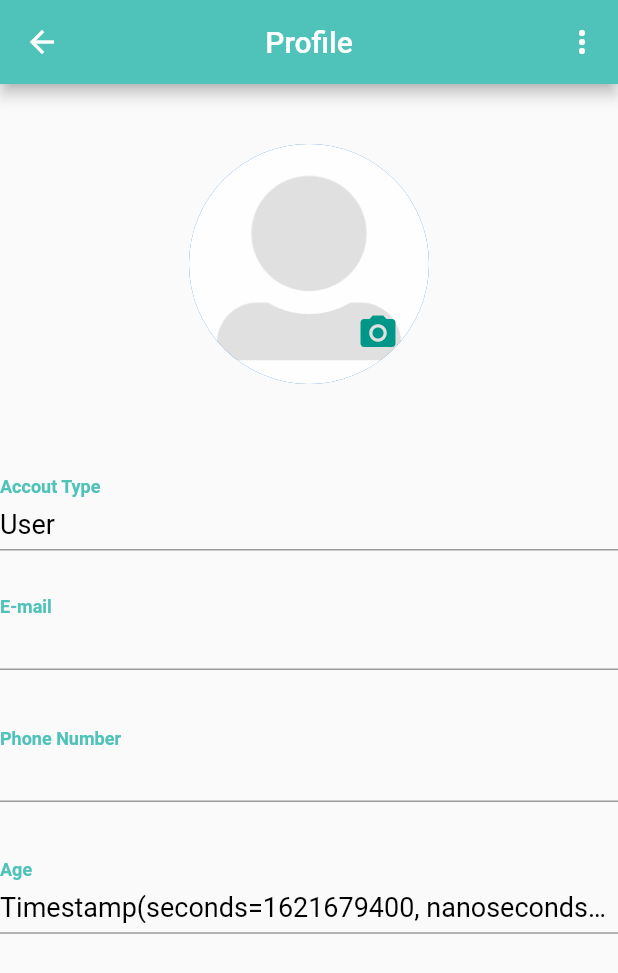
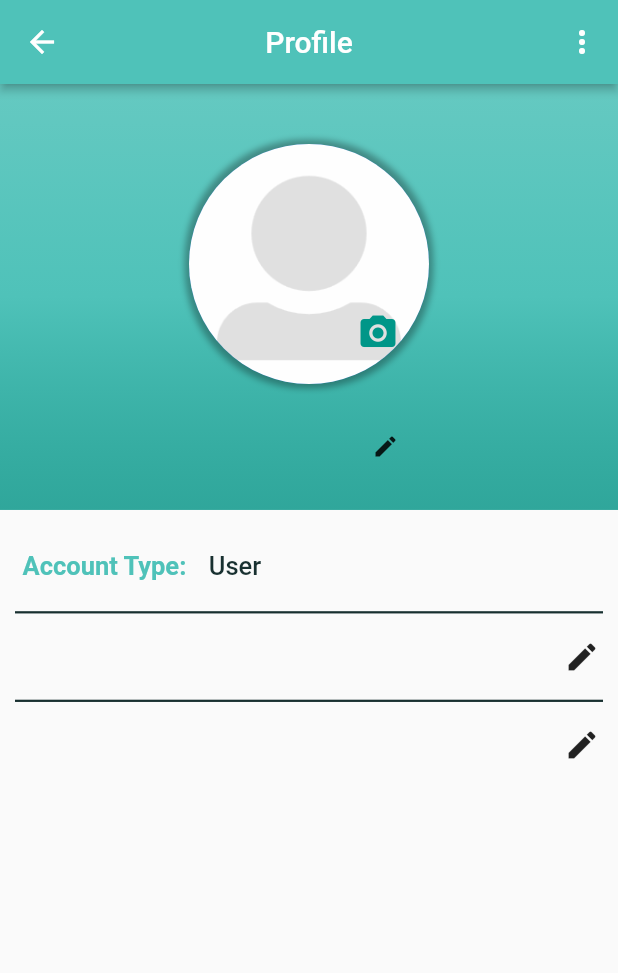
Before and after one commit to Basharalsayyed2000/ServiceProvider, a Flutter app: the UserProfilescreen screen opened by its route, on a phone screen of 412 x 824 dp. Shown: the top 973 px of the screen. Run offline on Flutter 3.47's test engine with Material 2 defaults, Android fonts, the phone set to English and light mode, and no system bars; our stand-ins replace charts_flutter, cloud_firestore, datetime_picker_formfield, firebase_auth, firebase_storage, flutter_progress_hud and 6 more; missing offline and left inert: image_downloader; accounts and stored records are empty.

Commit message:
User Profile Page
Redisigned everything

```diff
--- a/lib/MyTools/Constant.dart
+++ b/lib/MyTools/Constant.dart
@@ -1,6 +1,8 @@
 import 'package:flutter/material.dart';
 
 const KprimaryColor = Color.fromRGBO(79, 194, 185, 1);
+
+const KsecondaryColor = Color.fromRGBO(3, 148, 134, 1);
 
 const KaccentColor = Color.fromRGBO(157, 215, 211, 1);
 
--- /dev/null
+++ b/lib/MyWidget/ProfileTextFields.dart
@@ -0,0 +1,139 @@
+import 'package:flutter/material.dart';
+import 'package:service_provider/MyTools/Constant.dart';
+import 'package:service_provider/Screens/Provider/AdditionalInfo.dart';
+
+class ProfileTextField extends StatefulWidget{
+
+  final TextEditingController controller;
+  final String prefix;
+  final bool isusername;
+  final bool isPassword;
+  final bool edit;
+
+  @override
+  ProfileTextField({@required this.controller, this.prefix, this.isusername, this.edit, this.isPassword});
+
+  @override
+  State<StatefulWidget> createState(){
+    return _ProfileTextField(controller: controller, prefix: prefix, isusername: (isusername == null)? false : isusername, edit: (this.edit == null) ? false : this.edit, isPassword: (this.isPassword == null) ? false : this.isPassword);
+  }
+
+}
+
+class _ProfileTextField extends State<ProfileTextField>{
+
+  FocusNode focusNode;
+  bool _edit = false;
+
+  final TextEditingController controller;
+  final String prefix;
+  final bool isusername;
+  final bool isPassword;
+  final bool edit;
+
+  @override
+  _ProfileTextField({@required this.controller, this.prefix, this.isusername, this.edit, this.isPassword});
+
+  @override
+  void initState() {
+    super.initState();
+    focusNode = FocusNode();
+  }
+
+  @override
+  Widget build(BuildContext context){
+    return edit ? SizedBox(
+      width: (isusername == false) ? null : (!_edit) ?(controller.text.characters.length * 10.5 + 100) : (controller.text.characters.length * 10.5 + 100) * 1.5,
+      child: Row(
+      mainAxisAlignment: MainAxisAlignment.center,
+      children: [
+        (isusername == false) ?
+          Expanded(
+            child: textField(),
+          )
+
+          :
+
+          Expanded(
+            child: textFieldF(FontWeight.bold, 20),
+          ),
+
+         (!_edit)? IconButton(
+          iconSize: (isusername == false) ? 24 : 18,
+          icon: Icon(Icons.edit),
+
+          splashColor: KprimaryColorDark,
+          onPressed: (){
+            setState(() {
+              if(!isPassword){
+                _edit = !_edit;
+                  FocusScope.of(context).requestFocus(focusNode);
+              }
+              else
+                Navigator.pushNamed(context, AdditionalInfo.id);
+            });
+
+
+
+          },
+        ) : TextButton(
+            child: Text(
+              "Save",
+              style: TextStyle(
+                fontSize: 16,
+                color: (isusername == false) ? KsecondaryColor : KprimaryColorDark,
+                fontWeight: (isusername == false) ? FontWeight.normal : FontWeight.bold
+              ),
+            ),
+            onPressed: (){
+              setState(() {
+                _edit = !_edit;
+              });
+            },
+          ),
+
+      ],
+    ),
+    ) : textField();
+
+  }
+
+  Widget textField(){
+    return textFieldF(FontWeight.w500, 17);
+  }
+
+  Widget textFieldF(FontWeight fontWeight, double fontSize){
+    return TextFormField(
+            cursorColor: KsecondaryColor,
+            enabled: _edit,
+            controller: controller,
+
+            obscureText: isPassword,
+            focusNode: focusNode,
+
+            style: TextStyle(
+              color: KprimaryColorDark,
+              fontSize: fontSize,
+              fontWeight: fontWeight
+            ),
+
+            decoration: InputDecoration(
+              prefix: Container(
+                margin: EdgeInsets.symmetric(horizontal: 15),
+                child: Text(
+                  (isusername == false) ? "$prefix:" : "",
+                  style: TextStyle(
+                    color: KprimaryColor,
+                    fontWeight: FontWeight.bold,
+                  ),
+                ),
+              ),
+
+              border: InputBorder.none,
+              contentPadding: EdgeInsets.only(bottom: 3),
+
+            ),
+          );
+  }
+
+}
--- a/lib/Screens/User/ProfilePage.dart
+++ b/lib/Screens/User/ProfilePage.dart
@@ -3,6 +3,7 @@ import 'package:cloud_firestore/cloud_firestore.dart';
 import 'package:service_provider/MyTools/Constant.dart';
 import 'package:flutter/material.dart';
 import 'package:image_picker/image_picker.dart';
+import 'package:service_provider/MyWidget/ProfileTextFields.dart';
 import 'package:service_provider/Screens/commonScreens/MyActivity.dart';
 import 'package:service_provider/Services/auth.dart';
 
@@ -13,12 +14,23 @@ class UserProfilescreen extends StatefulWidget {
 }
 
 class _UserProfilescreenState extends State<UserProfilescreen> {
+
+  FocusNode _emailNode;
+
   PickedFile _imageFile;
   final _auth = Auth();
   // ignore: unused_field
   dynamic _pickImageError;
   final ImagePicker _picker = ImagePicker();
   String _userId;
+
+  var userDocument;
+
+  TextEditingController _username;
+  TextEditingController _accountType;
+  TextEditingController _email;
+  TextEditingController _password;
+
   @override
   void initState() {
     super.initState();
@@ -28,6 +40,8 @@ class _UserProfilescreenState extends State<UserProfilescreen> {
       String value=await _auth.getCurrentUserId();
       setState(() {
         _userId=value;
+        _accountType = TextEditingController(text: "User");
+
       });
     }
   // Future<void> _getUserName() async {
@@ -56,6 +70,7 @@ class _UserProfilescreenState extends State<UserProfilescreen> {
       appBar: AppBar(
         centerTitle: true,
         title: Text("Profile"),
+        elevation: 2.5,
         backgroundColor: KprimaryColor,
         actions: <Widget>[
           PopupMenuButton<String>(
@@ -84,26 +99,59 @@ class _UserProfilescreenState extends State<UserProfilescreen> {
             if (!snapshot.hasData) {
               return Text("Loading");
             }else{
-          var userDocument = snapshot.data;
+          userDocument = snapshot.data;
+
+          if(userDocument[KUserName] != null)
+          _username = TextEditingController(text: "${userDocument[KUserName]}");
+
+          if(userDocument[KUserEmail] != null)
+          _email = TextEditingController(text: "${userDocument[KUserEmail]}");
+
+          if(userDocument[KUserPassword] != null)
+          _password = TextEditingController(text: "${userDocument[KUserPassword]}");
+
           return GestureDetector(
           onTap: () {
             FocusScope.of(context).unfocus();
           },
           child: ListView(
             children: [
-              SizedBox(
+              Container(
+                decoration: BoxDecoration(
+                  gradient: LinearGradient(
+                    begin: Alignment.topCenter,
+                    end: Alignment.bottomCenter,
+                    colors: [KprimaryColor.withOpacity(0.87), KprimaryColor, KsecondaryColor.withOpacity(.82)])
+                ),
+                child: Column(
+                  children: [
+                    SizedBox(
                 height: MediaQuery.of(context).size.height * 0.0485,
               ),
               Center(
                   child: Stack(
                 children: [
-                  CircleAvatar(
+                  Container(
+                    decoration: BoxDecoration(
+                      borderRadius: BorderRadius.circular(80.0),
+                      boxShadow: [
+                        BoxShadow(
+                          spreadRadius: 3,
+                          color: Colors.black.withOpacity(.3),
+                          blurRadius: 3
+                        )
+                      ]
+                    ),
+
+                    child: CircleAvatar(
                     radius: 80,
                     backgroundImage: _imageFile == null
                         ? AssetImage("Assets/images/noprofile.png")
                             as ImageProvider
                         : FileImage(File(_imageFile.path)),
                   ),
+                  ),
+
                   Positioned(
                     bottom: 20.0,
                     right: 20.0,
@@ -122,95 +170,69 @@ class _UserProfilescreenState extends State<UserProfilescreen> {
                   )
                 ],
               )),
-              Center(
-                child: Text(
-                  '${userDocument[KUserName]}',
-                  style: TextStyle(fontWeight: FontWeight.bold, fontSize: 20),
+
+              Container(
+                padding: EdgeInsets.symmetric(vertical: 18),
+                margin: EdgeInsets.only(left: 50),
+
+                child: ProfileTextField(
+                  isusername: true,
+                  edit: true,
+                  controller: _username,
+                )
+                // Text(
+                //   '${userDocument[KUserName]}',
+                //   style: TextStyle(fontWeight: FontWeight.bold, fontSize: 20),
+                // ),
+              ),
+
+
+              // SizedBox(
+              //   height: MediaQuery.of(context).size.height * 0.0185,
+              // ),
+                  ],
                 ),
               ),
 
-              SizedBox(
-                height: MediaQuery.of(context).size.height * 0.0485,
-              ),
-              TextField(
-                decoration: InputDecoration(
-                    focusedBorder: UnderlineInputBorder(
-                      borderSide: BorderSide(color: KfocusColor, width: 2.5),
-                    ),
-                    contentPadding: EdgeInsets.only(bottom: 3),
-                    labelText: "Accout Type",
-                    labelStyle: TextStyle(
-                        color: KprimaryColor, fontWeight: FontWeight.bold),
-                    hintText: "User",
-                    floatingLabelBehavior: FloatingLabelBehavior.always,
-                    hintStyle: TextStyle(
-                      fontSize: 18,
-                      //fontWeight: FontWeight.bold,
-                      color: Colors.black,
-                    )),
+              Container(
+                margin: EdgeInsets.only(top: 15, bottom: 5),
+                child: ProfileTextField(controller: _accountType, prefix: "Account Type",)
               ),
 
-              SizedBox(
-                height: MediaQuery.of(context).size.height * 0.0385,
-              ),
-              TextField(
-                decoration: InputDecoration(
-                    focusedBorder: UnderlineInputBorder(
-                      borderSide: BorderSide(color: KfocusColor, width: 2.5),
-                    ),
-                    contentPadding: EdgeInsets.only(bottom: 3),
-                    labelText: "E-mail",
-                    labelStyle: TextStyle(
-                        color: KprimaryColor, fontWeight: FontWeight.bold),
-                    hintText: "${userDocument[KUserEmail]}",
-                    floatingLabelBehavior: FloatingLabelBehavior.always,
-                    hintStyle: TextStyle(
-                      fontSize: 18,
-                      //fontWeight: FontWeight.bold,
-                      color: Colors.black,
-                    )),
-              ),
-              SizedBox(
-                height: MediaQuery.of(context).size.height * 0.0485,
-              ),
-              TextField(
-                decoration: InputDecoration(
-                    focusedBorder: UnderlineInputBorder(
-                      borderSide: BorderSide(color: KfocusColor, width: 2.5),
-                    ),
-                    contentPadding: EdgeInsets.only(bottom: 3),
-                    labelText: "Phone Number",
-                    labelStyle: TextStyle(
-                        color: KprimaryColor, fontWeight: FontWeight.bold),
-                    hintText: "${userDocument[KUserPhoneNumber]}",
-                    floatingLabelBehavior: FloatingLabelBehavior.always,
-                    hintStyle: TextStyle(
-                      fontSize: 18,
-                      //fontWeight: FontWeight.bold,
-                      color: Colors.black,
-                    )),
+              Divider(
+                color: KprimaryColorDark,
+                height: 1,
+                thickness: 1.5,
+                indent: 10,
+                endIndent: 10,
               ),
 
-              SizedBox(
-                height: MediaQuery.of(context).size.height * 0.0485,
+              Container(
+                margin: EdgeInsets.symmetric(vertical: 5),
+                child: ProfileTextField(controller: _email, prefix: "E-mail", edit: true,),
               ),
-              TextField(
-                decoration: InputDecoration(
-                    focusedBorder: UnderlineInputBorder(
-                      borderSide: BorderSide(color: KfocusColor, width: 2.5),
-                    ),
-                    contentPadding: EdgeInsets.only(bottom: 3),
-                    labelText: "Age",
-                    labelStyle: TextStyle(
-                        color: KprimaryColor, fontWeight: FontWeight.bold),
-                    hintText: "${userDocument[KUserBirthDate]}",
-                    floatingLabelBehavior: FloatingLabelBehavior.always,
-                    hintStyle: TextStyle(
-                      fontSize: 18,
-                      //fontWeight: FontWeight.bold,
-                      color: Colors.black,
-                    )),
+
+              Divider(
+                color: KprimaryColorDark,
+                height: 1,
+                thickness: 1.5,
+                indent: 10,
+                endIndent: 10,
               ),
+
+              Container(
+                margin: EdgeInsets.symmetric(vertical: 5),
+                child: ProfileTextField(controller: _password, prefix: "Password", edit: true, isPassword: true,),
+              ),
+
+              // Divider(
+              //   color: KprimaryColorDark,
+              //   height: 1,
+              //   thickness: 1.5,
+              //   indent: 10,
+              //   endIndent: 10,
+              // ),
+
             ],
           ));
             }
--- a/lib/main.dart
+++ b/lib/main.dart
@@ -37,7 +37,7 @@ class MyApp extends StatelessWidget {
   Widget build(BuildContext context) {
     return MaterialApp(
       debugShowCheckedModeBanner: false,
-      initialRoute: HomeProvider.id,
+      initialRoute: SplashScreen.id,
       routes: {
         MyFavorateProviders.id: (context) => MyFavorateProviders(),
         JobDetails.id: (context) => JobDetails(),
```
